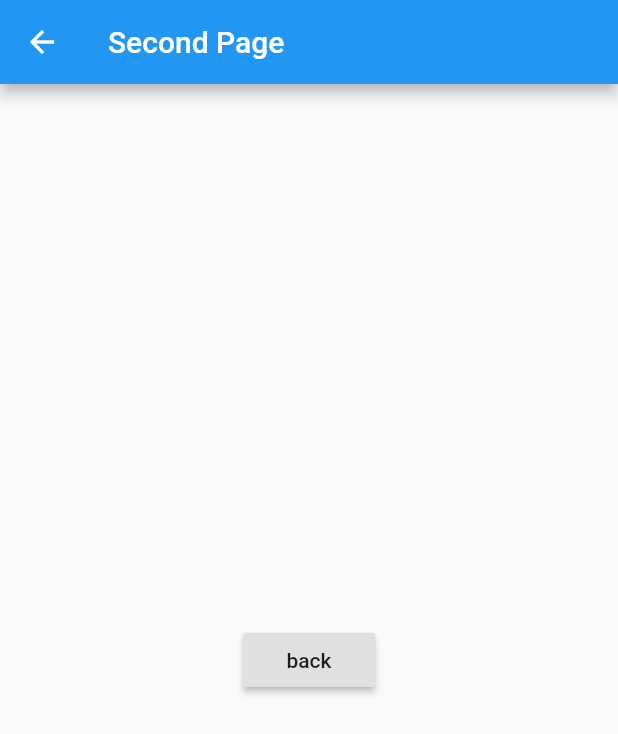
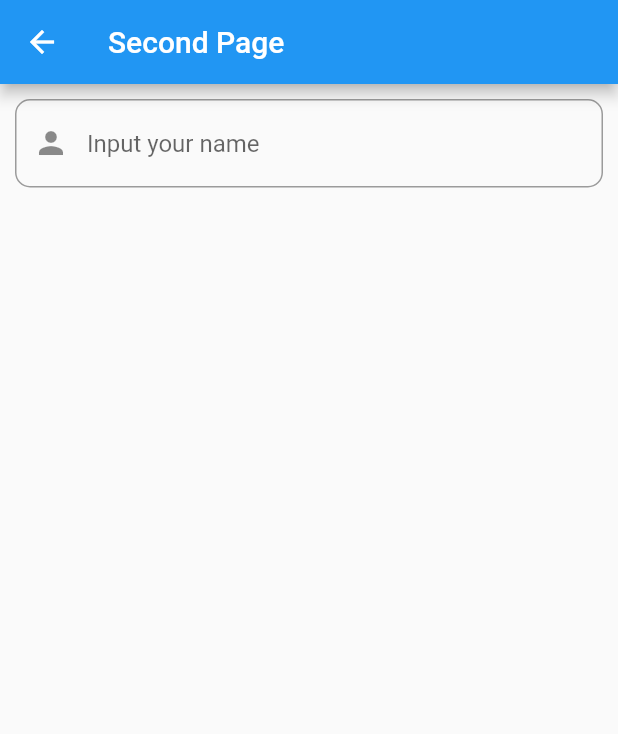
Before and after one commit to amalianrlt/Flutter, a Flutter app: the SecondPage screen opened directly, on a phone screen of 412 x 824 dp. Shown: the top 734 px of the screen. Run offline on Flutter 3.47's test engine with Material 2 defaults, Android fonts, the phone set to English and light mode, and no system bars.

Commit message:
Playing with text field

```diff
--- a/my_flutter/lib/secondPage.dart
+++ b/my_flutter/lib/secondPage.dart
@@ -1,16 +1,34 @@
 import 'package:flutter/material.dart';
 
-class SecondPage extends StatelessWidget {
+class SecondPage extends StatefulWidget {
+  @override
+  _SecondPageState createState() => _SecondPageState();
+}
+
+class _SecondPageState extends State<SecondPage> {
+  TextEditingController controller = TextEditingController();
   @override
   Widget build(BuildContext context) {
     return Scaffold(
       appBar: AppBar(title: Text('Second Page')),
-      body: Center(
-        child: RaisedButton(
-          child: Text('back'),
-          onPressed: (){
-            Navigator.pop(context);
-          })
+      body: Container(
+        padding: EdgeInsets.all(10),
+        child: Column(
+          children: <Widget>[
+            TextField(
+              decoration: InputDecoration(
+                border: OutlineInputBorder(borderRadius: BorderRadius.circular(10)),
+                hintText: 'Input your name',
+                prefixIcon: Icon(Icons.person)
+              ),
+              controller: controller,
+              onChanged: (value) {
+                setState(() {});
+              },
+            ),
+            Text(controller.text)
+          ],
+        ),
       )
     );
   }
```
